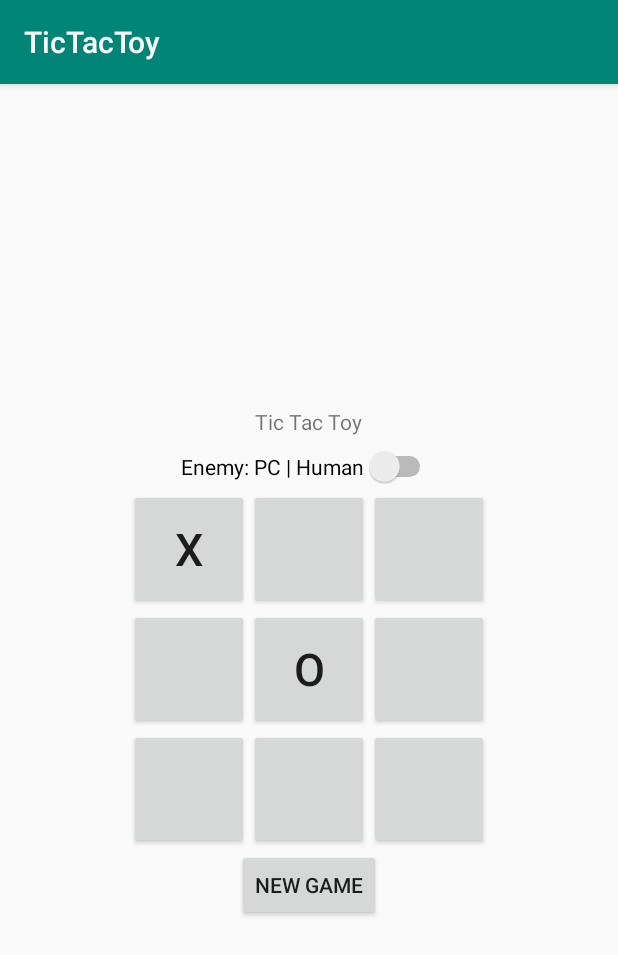
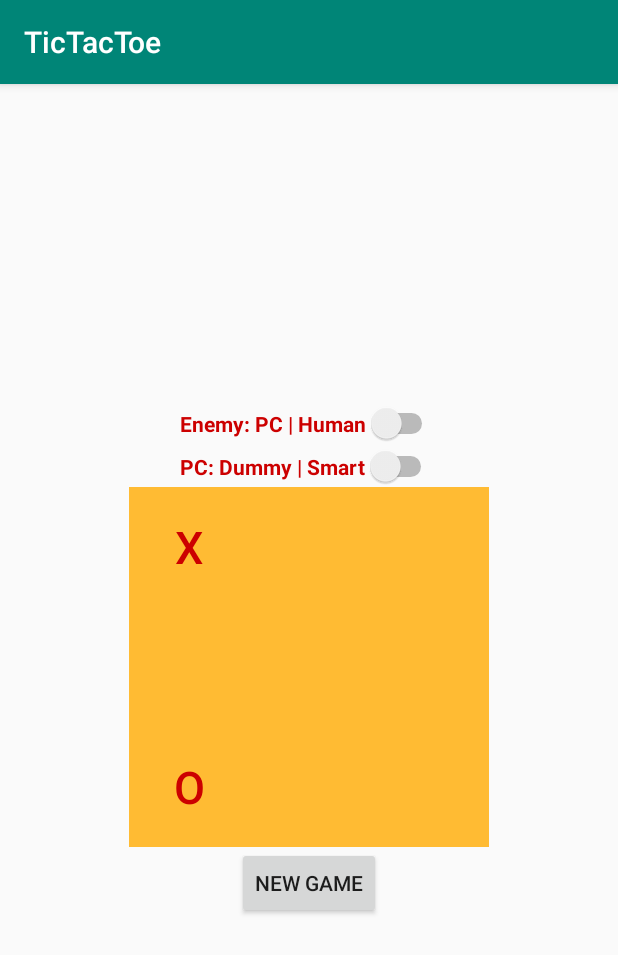
Before and after one commit to DmK78/TicTacToy, an Android app: the screen it shows after launch (MainActivity), after a tap on an icon or button, on a phone screen of 412 x 824 dp. Shown: the top 955 px of the screen. Run offline under Robolectric (Android 15) with nearby library versions, the phone set to English and light mode, and no system bars; 1 other tap on this screen came first.

Commit message:
добавил глупого компьютера

```diff
--- a/app/src/main/java/ru/job4j/tictactoy/Logic.java
+++ b/app/src/main/java/ru/job4j/tictactoy/Logic.java
@@ -71,13 +71,19 @@ public class Logic {
 
 
     @RequiresApi(api = Build.VERSION_CODES.N)
-    public int pcTurn(String currentPlayer) {
+    public int pcTurn(String currentPlayer, boolean pcSmart) {
+        int result=-1;
+        if(!pcSmart){
             //random PC
-        /*List<Integer> emptyTable = emptyIndexies(getTable());
+            List<Integer> emptyTable = getEmptyIndexies(getTable());
             if(emptyTable.size()>0){
                 int turn = (int) (Math.random() * emptyTable.size());
-            table[emptyTable.get(turn)].setText(currentPlayer);
-        }*/
+                result = emptyTable.get(turn);
+            }
+
+        } else
+        {
+
             if (currentPlayer.equals("X")) {
                 aiPlayer = "X";
                 huPlayer = "O";
@@ -85,8 +91,14 @@ public class Logic {
                 aiPlayer = "O";
                 huPlayer = "X";
             }
-        int bestSpot = minimax(table, aiPlayer);
-        return bestSpot;
+            result = minimax(table, aiPlayer);
+
+
+
+        }
+
+return result;
+
 
     }
 
--- a/app/src/main/java/ru/job4j/tictactoy/MainActivity.java
+++ b/app/src/main/java/ru/job4j/tictactoy/MainActivity.java
@@ -11,7 +11,6 @@ import android.widget.Switch;
 import android.widget.Toast;
 
 import java.util.ArrayList;
-import java.util.Arrays;
 import java.util.List;
 
 public class MainActivity extends AppCompatActivity {
@@ -20,8 +19,9 @@ public class MainActivity extends AppCompatActivity {
     private boolean enemyHuman = true;
     private List<Button> cells = new ArrayList<>();
     private String[] characters = new String[]{"", "", "", "", "", "", "", "", ""};
-    private Switch switcher;
+    private Switch switcherPcHuman;
     private String currentPlayer = "X";
+    private Switch switcherPcSmart;
 
     @RequiresApi(api = Build.VERSION_CODES.N)
     @Override
@@ -37,8 +37,10 @@ public class MainActivity extends AppCompatActivity {
         Button button31 = findViewById(R.id.button31);
         Button button32 = findViewById(R.id.button32);
         Button button33 = findViewById(R.id.button33);
-        switcher = findViewById(R.id.switchEnemy);
-        switcher.setChecked(enemyHuman);
+        switcherPcSmart = findViewById(R.id.switchPcSmart);
+        switcherPcHuman = findViewById(R.id.switchEnemy);
+        switcherPcHuman.setChecked(enemyHuman);
+
 
         cells.add(button11);
         cells.add(button12);
@@ -64,7 +66,6 @@ public class MainActivity extends AppCompatActivity {
     @Override
     protected void onSaveInstanceState(Bundle outState) {
         super.onSaveInstanceState(outState);
-        //outState.putCharSequenceArray(SAVED_TABLE, logic.getSymbols());
         outState.putCharSequenceArray(SAVED_TABLE, logic.getSymbols());
     }
 
@@ -96,6 +97,7 @@ public class MainActivity extends AppCompatActivity {
         if (this.checkState() && !checkWinner() && "".equals(button.getText())) {
             button.setText(currentPlayer);
             logic.putSymbol(cells.indexOf(button), currentPlayer);
+
             changePlayer();
             if (!checkWinner()) {
                 checkState();
@@ -110,7 +112,8 @@ public class MainActivity extends AppCompatActivity {
     @TargetApi(Build.VERSION_CODES.N)
     @RequiresApi(api = Build.VERSION_CODES.N)
     private void pcTurn() {
-        Button button = cells.get((logic.pcTurn(currentPlayer)));
+
+        Button button = cells.get((logic.pcTurn(currentPlayer, switcherPcSmart.isChecked())));
         button.setText(currentPlayer);
         logic.putSymbol(cells.indexOf(button), currentPlayer);
 
@@ -141,10 +144,10 @@ public class MainActivity extends AppCompatActivity {
     public void switchEnemy(View view) {
         if (enemyHuman) {
             enemyHuman = false;
-            switcher.setChecked(false);
+            switcherPcHuman.setChecked(false);
         } else {
             enemyHuman = true;
-            switcher.setChecked(true);
+            switcherPcHuman.setChecked(true);
 
         }
 
--- a/app/src/main/res/layout/activity_main.xml
+++ b/app/src/main/res/layout/activity_main.xml
@@ -2,27 +2,29 @@
 <LinearLayout xmlns:android="http://schemas.android.com/apk/res/android"
     xmlns:app="http://schemas.android.com/apk/res-auto"
     xmlns:tools="http://schemas.android.com/tools"
+    android:id="@+id/mainLayout"
     android:layout_width="match_parent"
     android:layout_height="match_parent"
     android:gravity="center"
     android:orientation="vertical"
     tools:context=".MainActivity">
 
-    <TextView
-        android:layout_width="wrap_content"
-        android:layout_height="wrap_content"
-        android:padding="5dp"
-        android:paddingBottom="5dp"
-        android:text="@string/title" />
-
     <Switch
         android:id="@+id/switchEnemy"
+        style="@style/TicTacToeSwithcerStyle"
         android:layout_width="wrap_content"
         android:layout_height="wrap_content"
         android:checked="false"
         android:onClick="switchEnemy"
         android:padding="5dp"
         android:text="@string/switch_enemy_pc_human" />
+
+    <Switch
+        android:id="@+id/switchPcSmart"
+        style="@style/TicTacToeSwithcerStyle"
+        android:layout_width="wrap_content"
+        android:layout_height="wrap_content"
+        android:text="@string/title_pc_dummy_smart" />
 
     <LinearLayout
         android:layout_width="wrap_content"
@@ -31,27 +33,15 @@
 
         <Button
             android:id="@+id/button11"
-            android:layout_width="80dp"
-            android:layout_height="80dp"
-            android:layout_weight="1"
-            android:onClick="answer"
-            android:textSize="30sp" />
+            style="@style/TicTacToeButton" />
 
         <Button
             android:id="@+id/button12"
-            android:layout_width="80dp"
-            android:layout_height="80dp"
-            android:layout_weight="1"
-            android:onClick="answer"
-            android:textSize="30sp" />
+            style="@style/TicTacToeButton" />
 
         <Button
             android:id="@+id/button13"
-            android:layout_width="80dp"
-            android:layout_height="80dp"
-            android:layout_weight="1"
-            android:onClick="answer"
-            android:textSize="30sp" />
+            style="@style/TicTacToeButton" />
     </LinearLayout>
 
     <LinearLayout
--- a/app/src/main/res/values/strings.xml
+++ b/app/src/main/res/values/strings.xml
@@ -1,6 +1,7 @@
 <resources>
-    <string name="app_name">TicTacToy</string>
-    <string name="title">Tic Tac Toy</string>
+    <string name="app_name">TicTacToe</string>
+    <string name="title">Tic Tac Toe</string>
     <string name="switch_enemy_pc_human">Enemy: PC | Human</string>
     <string name="button_new_game">NEW GAME</string>
+    <string name="title_pc_dummy_smart">PC: Dummy | Smart</string>
 </resources>
--- a/app/src/main/res/values/styles.xml
+++ b/app/src/main/res/values/styles.xml
@@ -13,7 +13,14 @@
         <item name="android:layout_height">80dp</item>
         <item name="android:textSize">30sp</item>
         <item name="android:layout_weight">1</item>
+        <item name="android:background">@android:color/holo_orange_light</item>
+        <item name="android:textColor">@android:color/holo_red_dark</item>
         <item name="android:onClick">answer</item>
+    </style>
+
+    <style name="TicTacToeSwithcerStyle">
+        <item name="android:textColor">@android:color/holo_red_dark</item>
+        <item name="android:textStyle">bold</item>
 
 
 
```
Also changed, not shown: app/src/main/res/drawable/scr.PNG, 1 other file. Lines whose indentation alone changed are shown as unchanged.
